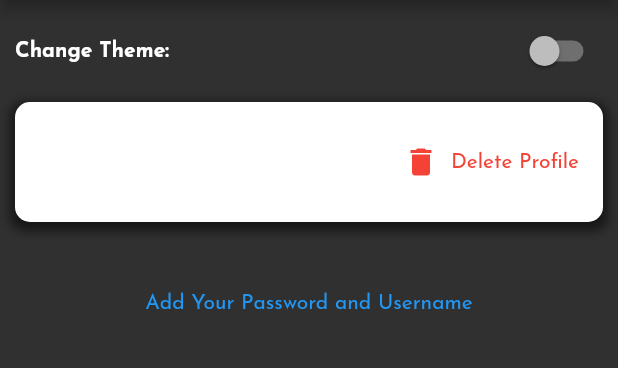
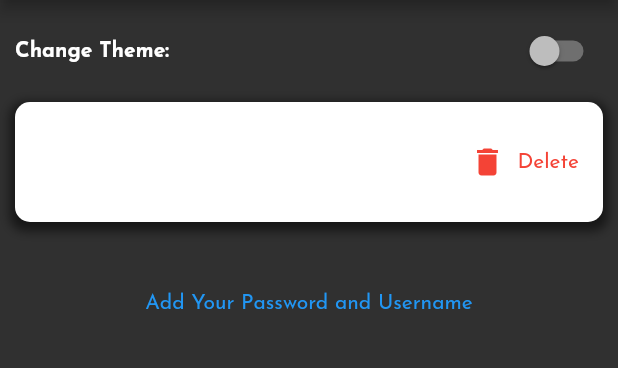
Before and after one commit to Datto27/safe_note, a Flutter app: the SettingsScreen screen opened by its route, on a phone screen of 412 x 824 dp, the part 84-452 px from its top. Run offline on Flutter 3.47's test engine with Material 2 defaults, Android fonts, the phone set to English and light mode, and no system bars; our stand-ins replace shared_preferences, sqflite; accounts and stored records are empty.

Commit message:
second version

```diff
--- a/lib/providers/theme.dart
+++ b/lib/providers/theme.dart
@@ -5,9 +5,9 @@ import 'package:shared_preferences/shared_preferences.dart';
 class ThemeProvider with ChangeNotifier {
   bool _darkTheme = true;
 
-  get isDark {
+  get isDark { // this is method. you can get it as themeProvider.isDark
     isDarkMode().then((value) => _darkTheme=value);
-    // print("theme provider --> ${_darkTheme}");
+    print("theme provider --> ${_darkTheme}");
     return _darkTheme;
   }
   Future<bool> isDarkMode() async {
@@ -21,7 +21,7 @@ class ThemeProvider with ChangeNotifier {
   void changeTheme() async {
     // _darkTheme = !_darkTheme;
     // print("provider: theme --> ${_darkTheme}");
-    // get data from disk and check if isDarkMode exists set _darkTheme=true and add key-value on disk
+    // get data from disk and check if isDarkMode exists, set _darkTheme=true and add key-value on disk
     // else set _darkTheme=false and remove key-value from disk
     final prefs = await SharedPreferences.getInstance();
     final isDarkMode = prefs.getBool("isDarkMode");
@@ -33,6 +33,6 @@ class ThemeProvider with ChangeNotifier {
       _darkTheme = false;
     }
     // print("changed theme: ${prefs.getBool('isDarkMode')}");
-    notifyListeners();
+    notifyListeners(); // for accept state changes
   }
 }
--- a/lib/screens/home.dart
+++ b/lib/screens/home.dart
@@ -39,7 +39,7 @@ class _HomeScreenState extends State<HomeScreen> {
               ? const Center(child: Text("No Notes in List"),)
               : ListView.builder(
                 itemCount: snapshot.data!.length,
-                // ------------- notes list ----------------
+                // ------------------- notes list ------------------
                 itemBuilder: (ctx, i) => Card(
                   child: ListTile(
                     contentPadding: const EdgeInsets.all(10),
@@ -74,7 +74,7 @@ class _HomeScreenState extends State<HomeScreen> {
           },
         )
       ),
-      floatingActionButton: FloatingActionButton(
+      floatingActionButton: FloatingActionButton( // plus button, down right side
         child: const Icon(Icons.add),
         onPressed: () {
           Navigator.of(context).pushNamed("/note-details", arguments: {
--- a/lib/screens/profile_settings.dart
+++ b/lib/screens/profile_settings.dart
@@ -56,7 +56,7 @@ class _SettingsScreenState extends State<SettingsScreen> {
   @override
   Widget build(BuildContext context) {
     final themeProvider = Provider.of<ThemeProvider>(context);
-
+    // print("isDark: ${themeProvider.isDark}");
     return Scaffold(
       appBar: AppBar(
         title: const Text("Personal Settings", style: TextStyle(fontWeight: FontWeight.bold),),
@@ -85,26 +85,6 @@ class _SettingsScreenState extends State<SettingsScreen> {
           Center(
             child: Container(
               height: 80,
-              child: Row(
-                mainAxisAlignment: MainAxisAlignment.spaceBetween,
-                children: <Widget>[
-                  const Icon(Icons.person, size: 80,),
-                  Text(
-                    "${userInfo!=null ? userInfo?.username : 'Profile Not Created'}",
-                    style: const TextStyle(
-                      fontWeight: FontWeight.bold,
-                    ),
-                  ),
-                  FlatButton.icon(
-                    icon: const Icon(Icons.delete, color: Colors.red,),
-                    label: const Text(
-                      "Delete Profile",
-                      style: TextStyle(color: Colors.red),
-                    ),
-                    onPressed: () => deleteProfile(context),
-                  )
-                ],
-              ),
               decoration: BoxDecoration(
                 // color: Colors.white,
                 color: themeProvider.isDark ? Colors.grey[900]:Colors.white,
@@ -117,6 +97,28 @@ class _SettingsScreenState extends State<SettingsScreen> {
                     offset: Offset(0, 3), // changes position of shadow
                   )
                 ]
+              ),
+              child: Row(
+                mainAxisAlignment: MainAxisAlignment.spaceBetween,
+                children: <Widget>[
+                  const Icon(Icons.person, size: 80),
+                  Flexible(
+                    child: Text(
+                      "${userInfo!=null ? userInfo?.username : 'Profile Not Created'}",
+                      style: const TextStyle(
+                        fontWeight: FontWeight.bold,
+                      ),
+                    ),
+                  ),
+                  FlatButton.icon(
+                    icon: const Icon(Icons.delete, color: Colors.red,),
+                    label: const Text(
+                      "Delete",
+                      style: TextStyle(color: Colors.red),
+                    ),
+                    onPressed: () => deleteProfile(context),
+                  )
+                ],
               ),
             )
           ),
```
Also changed, not shown: lib/main.dart (+7 -12 lines), lib/navigations/drawer_nav.dart (+10 -7 lines), lib/screens/auth_form.dart (+12 -2 lines), pubspec.lock, 1 other file.
